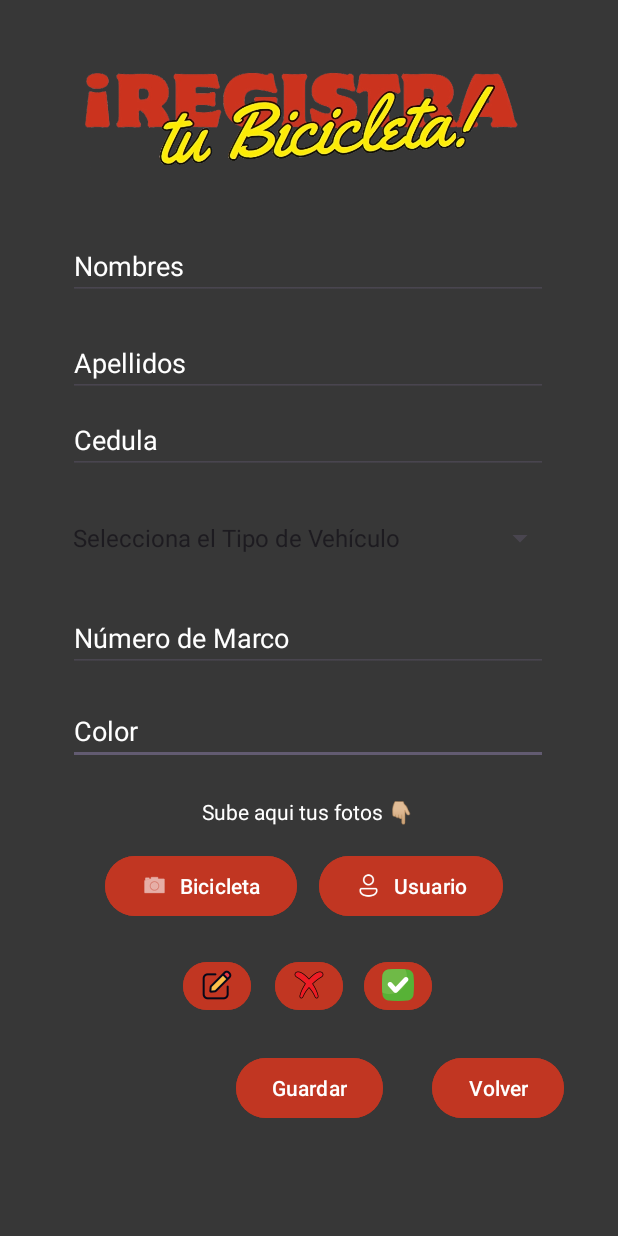
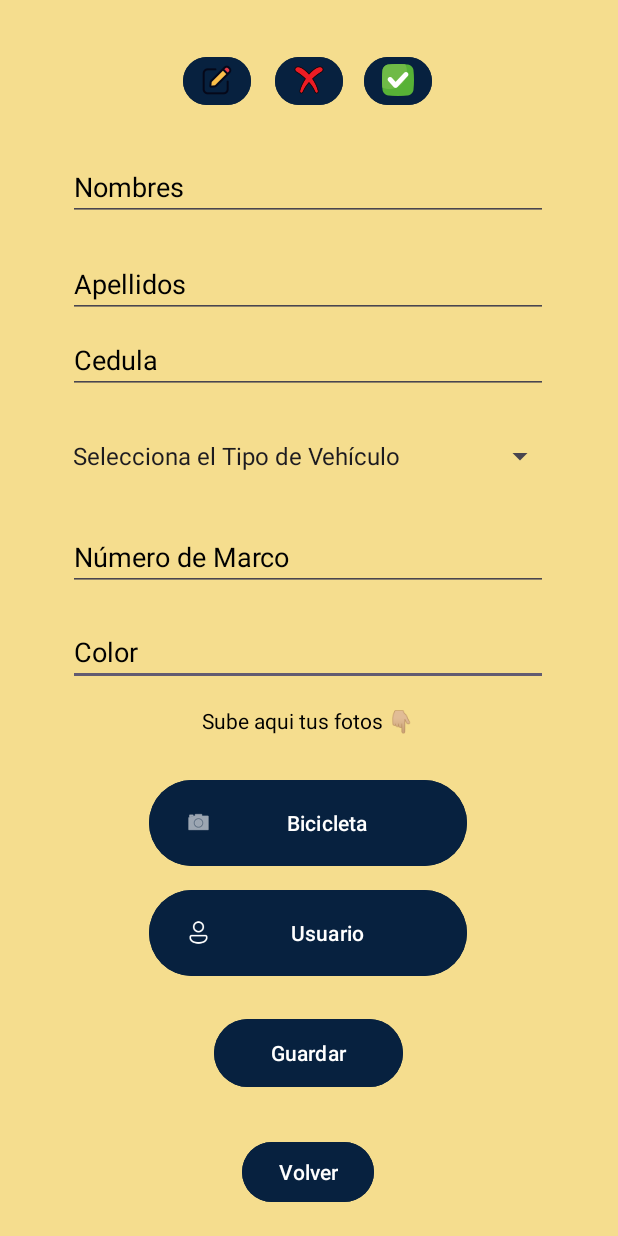
Before and after one commit to ByTENITO/ZeusParking, an Android app: the RegistrarBiciActivity screen opened directly, with no data from a screen before it, on a phone screen of 412 x 824 dp. Run offline under Robolectric (Android 15) with nearby library versions, the phone set to English and light mode, and no system bars; our stand-ins replace Firebase (no records; nobody signed in at launch, a user with empty details on screens opened directly).

Commit message:
Arreglo de interfaz visual, problemas de SQL, interacciones con autenticador

```diff
--- a/app/src/main/res/drawable/c_boton.xml
+++ b/app/src/main/res/drawable/c_boton.xml
@@ -1,7 +1,7 @@
 <?xml version="1.0" encoding="utf-8"?>
 <selector xmlns:android="http://schemas.android.com/apk/res/android">
     <item
-        android:state_pressed="true" android:color="#A9A9A9" /> <!--color cuando el boton es presionado-->
-    <item android:state_enabled="false" android:color="#373737" /><!--color cuando el boton esta deshabilitado-->
-    <item android:color="#C13622" /><!--color cuando el boton esta sin ser accionado-->
+        android:state_pressed="true" android:color="#ff5733" /> <!--color cuando el boton es presionado-->
+    <item android:state_enabled="false" android:color="#07213f" /><!--color cuando el boton esta deshabilitado-->
+    <item android:color="#07213f" /><!--color cuando el boton esta sin ser accionado-->
 </selector>
--- a/app/src/main/res/layout/activity_registrar_bici.xml
+++ b/app/src/main/res/layout/activity_registrar_bici.xml
@@ -5,41 +5,42 @@
     android:id="@+id/main"
     android:layout_width="match_parent"
     android:layout_height="match_parent"
-    android:background="#373737"
+    android:background="#f5dd8e"
     tools:context=".RegistrarBiciActivity">
 
     <Button
         android:id="@+id/Guardar_BTN"
-        android:layout_width="wrap_content"
-        android:layout_height="wrap_content"
-        android:backgroundTint="#C13622"
+        android:layout_width="126dp"
+        android:layout_height="53dp"
+        android:backgroundTint="@drawable/c_boton"
         android:text="Guardar"
         android:textColor="#FFFFFF"
         android:textColorHint="#FFFFFF"
         app:layout_constraintBottom_toBottomOf="parent"
         app:layout_constraintEnd_toEndOf="parent"
+        app:layout_constraintHorizontal_bias="0.498"
         app:layout_constraintStart_toStartOf="parent"
         app:layout_constraintTop_toTopOf="parent"
-        app:layout_constraintVertical_bias="0.904" />
+        app:layout_constraintVertical_bias="0.876" />
 
     <Button
         android:id="@+id/Listo_BTN"
         android:layout_width="45dp"
         android:layout_height="40dp"
-        android:backgroundTint="#C13622"
+        android:backgroundTint="@drawable/c_boton"
         android:drawableBottom="@mipmap/bien"
         app:layout_constraintBottom_toBottomOf="parent"
         app:layout_constraintEnd_toEndOf="parent"
         app:layout_constraintHorizontal_bias="0.661"
         app:layout_constraintStart_toStartOf="parent"
         app:layout_constraintTop_toTopOf="parent"
-        app:layout_constraintVertical_bias="0.813" />
+        app:layout_constraintVertical_bias="0.043" />
 
     <Button
         android:id="@+id/Eliminar_BTN"
         android:layout_width="45dp"
         android:layout_height="40dp"
-        android:backgroundTint="#C13622"
+        android:backgroundTint="@drawable/c_boton"
         android:drawableBottom="@mipmap/x"
         android:text="Borrar Informacion"
         android:textColor="#FFFFFF"
@@ -48,13 +49,13 @@
         app:layout_constraintEnd_toEndOf="parent"
         app:layout_constraintStart_toStartOf="parent"
         app:layout_constraintTop_toTopOf="parent"
-        app:layout_constraintVertical_bias="0.813" />
+        app:layout_constraintVertical_bias="0.043" />
 
     <Button
         android:id="@+id/AgregarFoto2_BTN"
-        android:layout_width="wrap_content"
-        android:layout_height="wrap_content"
-        android:backgroundTint="#C13622"
+        android:layout_width="212dp"
+        android:layout_height="65dp"
+        android:backgroundTint="@drawable/c_boton"
         android:text="Usuario"
         android:textColor="#FFFFFF"
         android:textColorHint="#FFFFFF"
@@ -62,16 +63,16 @@
         app:iconTint="#FFFFFF"
         app:layout_constraintBottom_toBottomOf="parent"
         app:layout_constraintEnd_toEndOf="parent"
-        app:layout_constraintHorizontal_bias="0.736"
+        app:layout_constraintHorizontal_bias="0.497"
         app:layout_constraintStart_toStartOf="parent"
         app:layout_constraintTop_toTopOf="parent"
-        app:layout_constraintVertical_bias="0.73" />
+        app:layout_constraintVertical_bias="0.777" />
 
     <Button
         android:id="@+id/AgregarFoto1_BTN"
-        android:layout_width="wrap_content"
-        android:layout_height="wrap_content"
-        android:backgroundTint="#C13622"
+        android:layout_width="212dp"
+        android:layout_height="65dp"
+        android:backgroundTint="@drawable/c_boton"
         android:text="Bicicleta"
         android:textColor="#FFFFFF"
         android:textColorHint="#FFFFFF"
@@ -79,32 +80,32 @@
         app:iconTint="#FFFFFF"
         app:layout_constraintBottom_toBottomOf="parent"
         app:layout_constraintEnd_toEndOf="parent"
-        app:layout_constraintHorizontal_bias="0.247"
+        app:layout_constraintHorizontal_bias="0.497"
         app:layout_constraintStart_toStartOf="parent"
         app:layout_constraintTop_toTopOf="parent"
-        app:layout_constraintVertical_bias="0.73" />
+        app:layout_constraintVertical_bias="0.68" />
 
     <Button
         android:id="@+id/Volver_BTN"
         android:layout_width="wrap_content"
         android:layout_height="wrap_content"
-        android:backgroundTint="#C13622"
+        android:backgroundTint="@drawable/c_boton"
         android:text="Volver"
         android:textColor="#FFFFFF"
         android:textColorHint="#FFFFFF"
         app:iconTint="#FFFFFF"
         app:layout_constraintBottom_toBottomOf="parent"
         app:layout_constraintEnd_toEndOf="parent"
-        app:layout_constraintHorizontal_bias="0.888"
+        app:layout_constraintHorizontal_bias="0.498"
         app:layout_constraintStart_toStartOf="parent"
         app:layout_constraintTop_toTopOf="parent"
-        app:layout_constraintVertical_bias="0.904" />
+        app:layout_constraintVertical_bias="0.976" />
 
     <Button
         android:id="@+id/Editar_BTN"
         android:layout_width="45dp"
         android:layout_height="40dp"
-        android:backgroundTint="#C13622"
+        android:backgroundTint="@drawable/c_boton"
         android:drawableBottom="@mipmap/editar"
         android:textColor="#FFFFFF"
         android:textColorHint="#FFFFFF"
@@ -114,7 +115,7 @@
         app:layout_constraintHorizontal_bias="0.333"
         app:layout_constraintStart_toStartOf="parent"
         app:layout_constraintTop_toTopOf="parent"
-        app:layout_constraintVertical_bias="0.813" />
+        app:layout_constraintVertical_bias="0.043" />
 
     <EditText
         android:id="@+id/Color_ED"
@@ -123,13 +124,70 @@
         android:ems="10"
         android:hint="Color"
         android:inputType="text"
-        android:textColorHint="#FFFFFF"
+        android:textColorHint="#000000"
         app:layout_constraintBottom_toBottomOf="parent"
         app:layout_constraintEnd_toEndOf="parent"
         app:layout_constraintHorizontal_bias="0.494"
         app:layout_constraintStart_toStartOf="parent"
         app:layout_constraintTop_toTopOf="parent"
-        app:layout_constraintVertical_bias="0.597" />
+        app:layout_constraintVertical_bias="0.529" />
+
+    <Spinner
+        android:id="@+id/Tipos_Spinner"
+        android:layout_width="330dp"
+        android:layout_height="48dp"
+        app:layout_constraintBottom_toBottomOf="parent"
+        app:layout_constraintEnd_toEndOf="parent"
+        app:layout_constraintHorizontal_bias="0.493"
+        app:layout_constraintStart_toStartOf="parent"
+        app:layout_constraintTop_toTopOf="parent"
+
+        app:layout_constraintVertical_bias="0.361" />
+
+    <EditText
+        android:id="@+id/Apellidos_ED"
+        android:layout_width="320dp"
+        android:layout_height="45dp"
+        android:ems="10"
+        android:hint="Apellidos"
+        android:inputType="text"
+        android:textColorHint="#000000"
+        app:layout_constraintBottom_toBottomOf="parent"
+        app:layout_constraintEnd_toEndOf="parent"
+        app:layout_constraintHorizontal_bias="0.494"
+        app:layout_constraintStart_toStartOf="parent"
+        app:layout_constraintTop_toTopOf="parent"
+        app:layout_constraintVertical_bias="0.214" />
+
+    <EditText
+        android:id="@+id/Nombre_ED"
+        android:layout_width="320dp"
+        android:layout_height="45dp"
+        android:ems="10"
+        android:hint="Nombres"
+        android:inputType="text"
+        android:textColorHint="#000000"
+        app:layout_constraintBottom_toBottomOf="parent"
+        app:layout_constraintEnd_toEndOf="parent"
+        app:layout_constraintHorizontal_bias="0.494"
+        app:layout_constraintStart_toStartOf="parent"
+        app:layout_constraintTop_toTopOf="parent"
+        app:layout_constraintVertical_bias="0.131" />
+
+    <EditText
+        android:id="@+id/Marco_NUM"
+        android:layout_width="320dp"
+        android:layout_height="45dp"
+        android:ems="10"
+        android:hint="Num Marco - Placa"
+        android:inputType="number"
+        android:textColorHint="#000000"
+        app:layout_constraintBottom_toBottomOf="parent"
+        app:layout_constraintEnd_toEndOf="parent"
+        app:layout_constraintHorizontal_bias="0.494"
+        app:layout_constraintStart_toStartOf="parent"
+        app:layout_constraintTop_toTopOf="parent"
+        app:layout_constraintVertical_bias="0.448" />
 
     <EditText
         android:id="@+id/Cedula_NUM"
@@ -138,93 +196,26 @@
         android:ems="10"
         android:hint="Cedula"
         android:inputType="number"
-        android:textColorHint="#FFFFFF"
+        android:textColorHint="#000000"
         app:layout_constraintBottom_toBottomOf="parent"
         app:layout_constraintEnd_toEndOf="parent"
         app:layout_constraintHorizontal_bias="0.494"
         app:layout_constraintStart_toStartOf="parent"
         app:layout_constraintTop_toTopOf="parent"
-        app:layout_constraintVertical_bias="0.348" />
-
-    <EditText
-        android:id="@+id/Apellidos_ED"
-        android:layout_width="320dp"
-        android:layout_height="45dp"
-        android:ems="10"
-        android:hint="Apellidos"
-        android:inputType="text"
-        android:textColorHint="#FFFFFF"
-        app:layout_constraintBottom_toBottomOf="parent"
-        app:layout_constraintEnd_toEndOf="parent"
-        app:layout_constraintHorizontal_bias="0.494"
-        app:layout_constraintStart_toStartOf="parent"
-        app:layout_constraintTop_toTopOf="parent"
-        app:layout_constraintVertical_bias="0.282" />
-
-    <EditText
-        android:id="@+id/Marco_NUM"
-        android:layout_width="320dp"
-        android:layout_height="45dp"
-        android:ems="10"
-        android:hint="Num Marco - Placa"
-        android:inputType="number"
-        android:textColorHint="#FFFFFF"
-        app:layout_constraintBottom_toBottomOf="parent"
-        app:layout_constraintEnd_toEndOf="parent"
-        app:layout_constraintHorizontal_bias="0.494"
-        app:layout_constraintStart_toStartOf="parent"
-        app:layout_constraintTop_toTopOf="parent"
-        app:layout_constraintVertical_bias="0.517" />
-
-    <ImageView
-        android:id="@+id/imageView4"
-        android:layout_width="352dp"
-        android:layout_height="77dp"
-        app:layout_constraintBottom_toBottomOf="parent"
-        app:layout_constraintEnd_toEndOf="parent"
-        app:layout_constraintHorizontal_bias="0.491"
-        app:layout_constraintStart_toStartOf="parent"
-        app:layout_constraintTop_toTopOf="parent"
-        app:layout_constraintVertical_bias="0.05"
-        app:srcCompat="@drawable/registrar_bicicleta" />
-
-    <EditText
-        android:id="@+id/Nombre_ED"
-        android:layout_width="320dp"
-        android:layout_height="45dp"
-        android:ems="10"
-        android:hint="Nombres"
-        android:inputType="text"
-        android:textColorHint="#FFFFFF"
-        app:layout_constraintBottom_toBottomOf="parent"
-        app:layout_constraintEnd_toEndOf="parent"
-        app:layout_constraintHorizontal_bias="0.494"
-        app:layout_constraintStart_toStartOf="parent"
-        app:layout_constraintTop_toTopOf="parent"
-        app:layout_constraintVertical_bias="0.199" />
+        app:layout_constraintVertical_bias="0.279" />
 
     <TextView
         android:id="@+id/textView3"
         android:layout_width="wrap_content"
         android:layout_height="wrap_content"
         android:text="Sube aqui tus fotos 👇🏼"
-        android:textColor="#FFFFFF"
+        android:textColor="#000000"
         app:layout_constraintBottom_toBottomOf="parent"
         app:layout_constraintEnd_toEndOf="parent"
         app:layout_constraintHorizontal_bias="0.498"
         app:layout_constraintStart_toStartOf="parent"
         app:layout_constraintTop_toTopOf="parent"
-        app:layout_constraintVertical_bias="0.66" />
+        app:layout_constraintVertical_bias="0.585" />
 
-    <Spinner
-        android:id="@+id/Tipos_Spinner"
-        android:layout_width="330dp"
-        android:layout_height="48dp"
-        app:layout_constraintBottom_toBottomOf="parent"
-        app:layout_constraintEnd_toEndOf="parent"
-        app:layout_constraintHorizontal_bias="0.494"
-        app:layout_constraintStart_toStartOf="parent"
-        app:layout_constraintTop_toTopOf="parent"
-        app:layout_constraintVertical_bias="0.431" />
 
 </androidx.constraintlayout.widget.ConstraintLayout>
--- a/app/src/main/res/values/colors.xml
+++ b/app/src/main/res/values/colors.xml
@@ -2,4 +2,6 @@
 <resources>
     <color name="black">#FF000000</color>
     <color name="white">#FFFFFFFF</color>
+    <color name="Botones">#F96D5F</color>
+    <color name="Google">#7c7c79</color>
 </resources>
```
Also changed, not shown: app/src/main/res/layout/activity_auth.xml (+90 -103 lines), app/src/main/res/layout/activity_disponibilidad.xml (+6 -6 lines), app/src/main/res/layout/activity_entrada_qr.xml (+6 -6 lines), app/src/main/res/layout/activity_home.xml (+25 -27 lines), app/src/main/res/layout/activity_localizacion.xml (+6 -2 lines), app/src/main/res/drawable/__removebg_preview.png (added), app/src/main/res/drawable/footer.png (added), app/src/main/res/drawable/logo.png (added), app/src/main/res/drawable/logo_removebg_preview.png (added), app/src/main/res/drawable/snapedit_1730754051501.jpeg (added).
